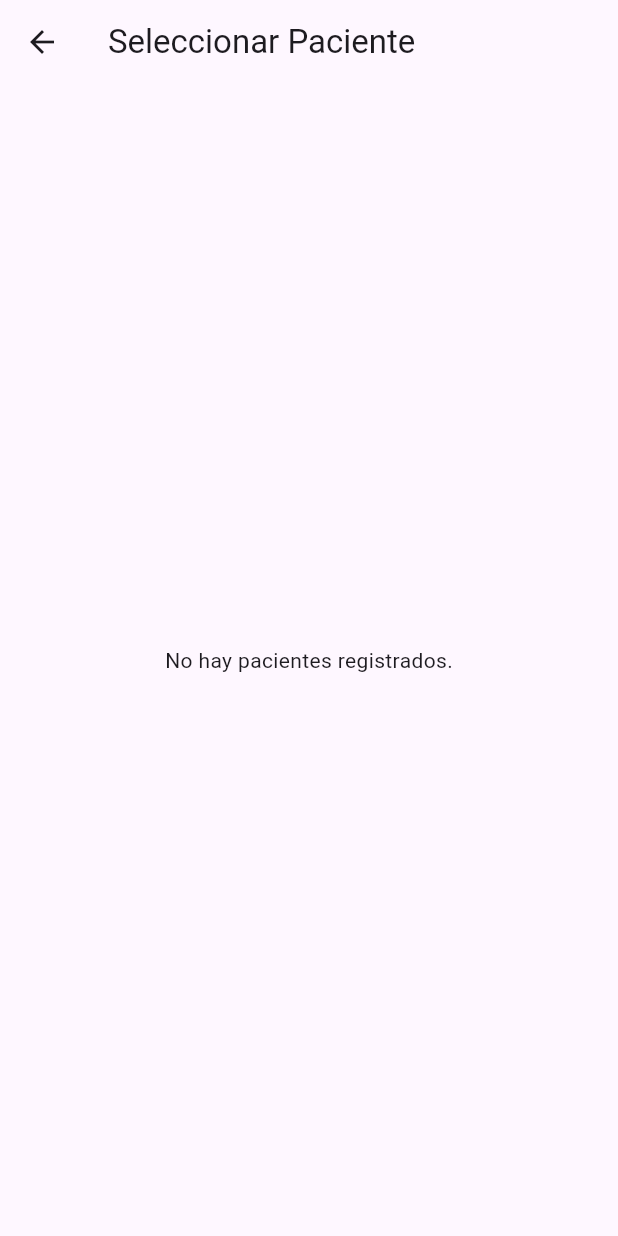
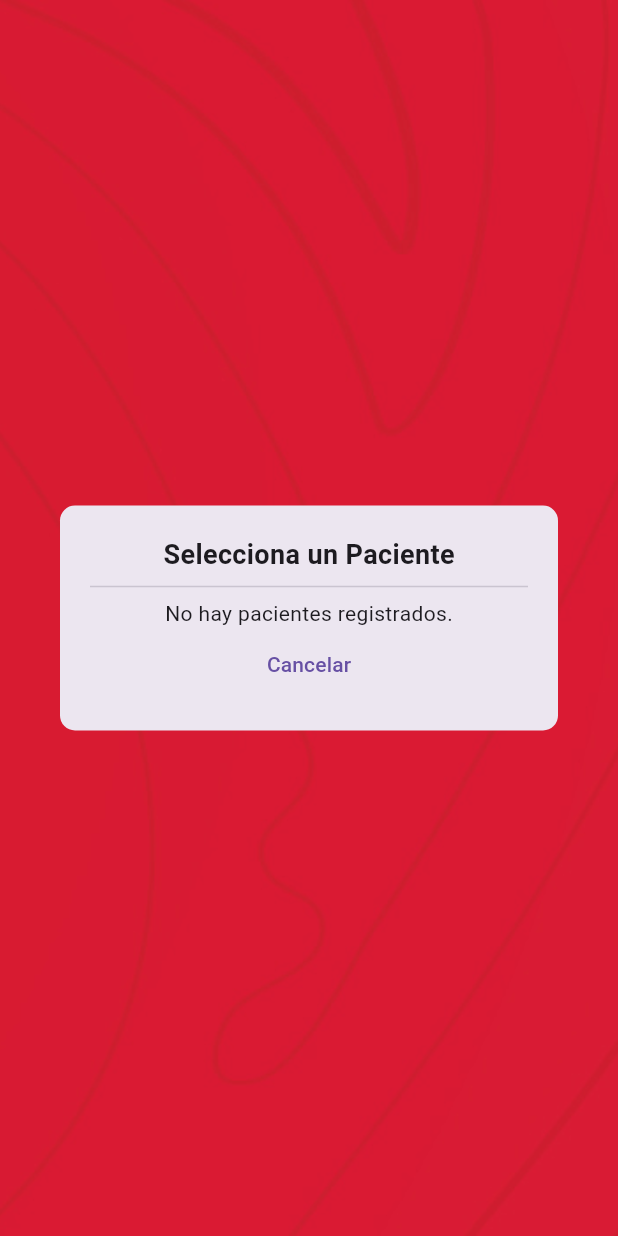
Before and after one commit to BryanSagbay/Udipsai_App, a Flutter app: the SeleccionPacientePage screen opened directly, on a phone screen of 412 x 824 dp. Run offline on Flutter 3.47's test engine with Material 3 defaults, Android fonts, the phone set to English and light mode, and no system bars; our stand-ins replace cloud_firestore, firebase_auth, firebase_core, flutter_svg; missing offline and left inert: bluetooth_classic; accounts and stored records are empty.

Commit message:
add new style in selectpage

```diff
--- a/lib/pages/paciente/selectPaciente/selectPacientes.dart
+++ b/lib/pages/paciente/selectPaciente/selectPacientes.dart
@@ -1,19 +1,62 @@
 import 'package:flutter/material.dart';
 import 'package:cloud_firestore/cloud_firestore.dart';
+import 'package:hc05_udipsai/pages/profile/profile.dart';
+import 'package:hc05_udipsai/pages/test/homeTest/inicioTest.dart';
 
-class SeleccionPacientePage extends StatelessWidget {
-
+class SeleccionPacientePage extends StatefulWidget {
   final Function(String pacienteId, String pacienteNombre, String pacienteApellido) onPacienteSeleccionado;
 
   SeleccionPacientePage({required this.onPacienteSeleccionado});
 
   @override
+  _SeleccionPacientePageState createState() => _SeleccionPacientePageState();
+}
+
+class _SeleccionPacientePageState extends State<SeleccionPacientePage> {
+  bool _modalVisible = true; // Controlamos la visibilidad del modal manualmente
+
+  @override
   Widget build(BuildContext context) {
     return Scaffold(
-      appBar: AppBar(
-        title: Text('Seleccionar Paciente'),
+      body: Stack(
+        children: [
+          Positioned.fill(
+            child: Image.asset(
+              'lib/images/ofertafond.jpg', // Asegúrate de que esta imagen exista
+              fit: BoxFit.cover,
             ),
-      body: StreamBuilder<QuerySnapshot>(
+          ),
+          // Solo mostramos el modal si _modalVisible es true
+          if (_modalVisible)
+            _showPacienteDialog(context),
+        ],
+      ),
+    );
+  }
+
+  // Mostrar el modal con los detalles del paciente
+  Widget _showPacienteDialog(BuildContext context) {
+    return GestureDetector(
+      onTap: () {
+        // Si se toca fuera del modal, redirigimos a ProfileScreen
+        Navigator.of(context).pop(); // Cerrar el modal
+        Navigator.of(context).pushReplacement( // Usamos pushReplacement para que no se quede en el stack
+          MaterialPageRoute(builder: (context) => ProfileScreen()),
+        );
+      },
+      child: Dialog(
+        shape: RoundedRectangleBorder(
+          borderRadius: BorderRadius.circular(10),
+        ),
+        child: Container(
+          padding: EdgeInsets.all(20),
+          width: 700, // Limitar el ancho del modal
+          child: Column(
+            mainAxisSize: MainAxisSize.min,
+            children: [
+              Text('Selecciona un Paciente', style: TextStyle(fontSize: 18, fontWeight: FontWeight.bold)),
+              Divider(),
+              StreamBuilder<QuerySnapshot>(
                 stream: FirebaseFirestore.instance.collection('pacientes').snapshots(),
                 builder: (context, snapshot) {
                   if (snapshot.connectionState == ConnectionState.waiting) {
@@ -28,6 +71,7 @@ class SeleccionPacientePage extends StatelessWidget {
 
                   final pacientes = snapshot.data!.docs;
                   return ListView.builder(
+                    shrinkWrap: true, // Para que el ListView ocupe solo el espacio necesario
                     itemCount: pacientes.length,
                     itemBuilder: (context, index) {
                       final paciente = pacientes[index].data() as Map<String, dynamic>;
@@ -38,14 +82,43 @@ class SeleccionPacientePage extends StatelessWidget {
                       return ListTile(
                         title: Text('$pacienteNombre $pacienteApellido'),
                         onTap: () {
-                  print('Paciente seleccionado: $pacienteNombre $pacienteApellido'); // Depuración
-                  onPacienteSeleccionado(pacienteId, pacienteNombre, pacienteApellido); // Pasar también el apellido
+                          // Llamamos al método para pasar los datos al padre
+                          widget.onPacienteSeleccionado(pacienteId, pacienteNombre, pacienteApellido);
+                          setState(() {
+                            _modalVisible = false; // Ocultar el modal
+                          });
+                          Navigator.of(context).pop(); // Cerrar el modal
+                          Navigator.pushReplacement(
+                            context,
+                            MaterialPageRoute(
+                              builder: (context) => TestPage(pacienteId: pacienteId, pacienteNombre: pacienteNombre, pacienteApellido: pacienteApellido),
+                            ),
+                          );
                         },
                       );
                     },
                   );
                 },
               ),
+              Row(
+                mainAxisAlignment: MainAxisAlignment.center,
+                children: [
+                  TextButton(
+                    onPressed: () {
+                      // Aquí redirigimos directamente a ProfileScreen sin usar pop() para evitar el fondo negro
+                      Navigator.of(context).pop(); // Cerrar el modal
+                      Navigator.of(context).pushReplacement( // Usamos pushReplacement para evitar el fondo negro
+                        MaterialPageRoute(builder: (context) => ProfileScreen()),
+                      );
+                    },
+                    child: Text('Cancelar'),
+                  ),
+                ],
+              ),
+            ],
+          ),
+        ),
+      ),
     );
   }
 }
```
Lines whose indentation alone changed are shown as unchanged.
